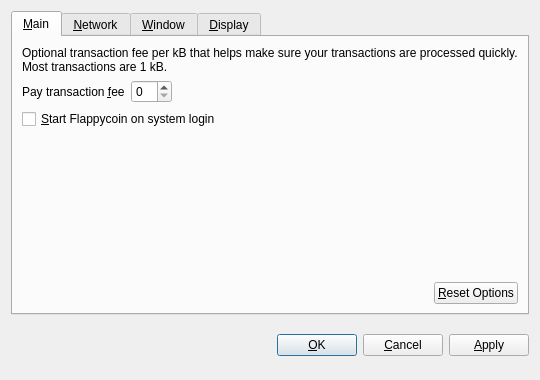
Old version of the form src/qt/forms/optionsdialog.ui in the repository Crestington/FlappyCoin-Mint.
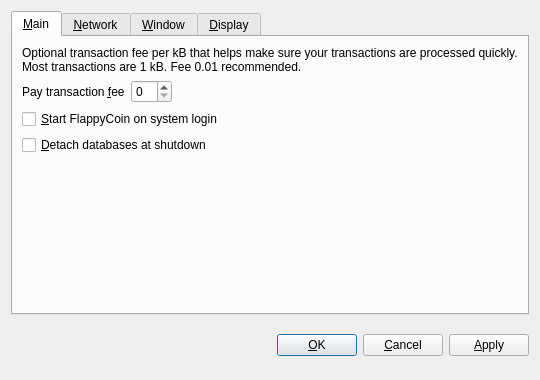
New version of the form. Custom widgets are drawn as their Qt base class.

What changed in the file:
```diff
--- a/src/qt/forms/optionsdialog.ui
+++ b/src/qt/forms/optionsdialog.ui
@@ -33,7 +33,7 @@
        <item>
         <widget class="QLabel" name="transactionFeeInfoLabel">
          <property name="text">
-          <string>Optional transaction fee per kB that helps make sure your transactions are processed quickly. Most transactions are 1 kB.</string>
+          <string>Optional transaction fee per kB that helps make sure your transactions are processed quickly. Most transactions are 1 kB. Fee 0.01 recommended.</string>
          </property>
          <property name="textFormat">
           <enum>Qt::PlainText</enum>
@@ -82,7 +82,17 @@
           <string>Automatically start Flappycoin after logging in to the system.</string>
          </property>
          <property name="text">
-          <string>&amp;Start Flappycoin on system login</string>
+          <string>&amp;Start FlappyCoin on system login</string>
+         </property>
+        </widget>
+       </item>
+       <item>
+        <widget class="QCheckBox" name="detachDatabases">
+         <property name="toolTip">
+          <string>Detach block and address databases at shutdown. This means they can be moved to another data directory, but it slows down shutdown. The wallet is always detached.</string>
+         </property>
+         <property name="text">
+          <string>&amp;Detach databases at shutdown</string>
          </property>
         </widget>
        </item>
@@ -99,36 +109,6 @@
          </property>
         </spacer>
        </item>
-       <item>
-        <layout class="QHBoxLayout" name="horizontalLayout_2_Main">
-         <item>
-          <spacer name="horizontalSpacer_2_Main">
-           <property name="orientation">
-            <enum>Qt::Horizontal</enum>
-           </property>
-           <property name="sizeHint" stdset="0">
-            <size>
-             <width>40</width>
-             <height>20</height>
-            </size>
-           </property>
-          </spacer>
-         </item>
-         <item>
-          <widget class="QPushButton" name="resetButton">
-           <property name="toolTip">
-            <string>Reset all client options to default.</string>
-           </property>
-           <property name="text">
-            <string>&amp;Reset Options</string>
-           </property>
-           <property name="autoDefault">
-            <bool>false</bool>
-           </property>
-          </widget>
-         </item>
-        </layout>
-       </item>
       </layout>
      </widget>
      <widget class="QWidget" name="tabNetwork">
```
Left out of the diff: 28 changed lines with no effect on the pictures.
